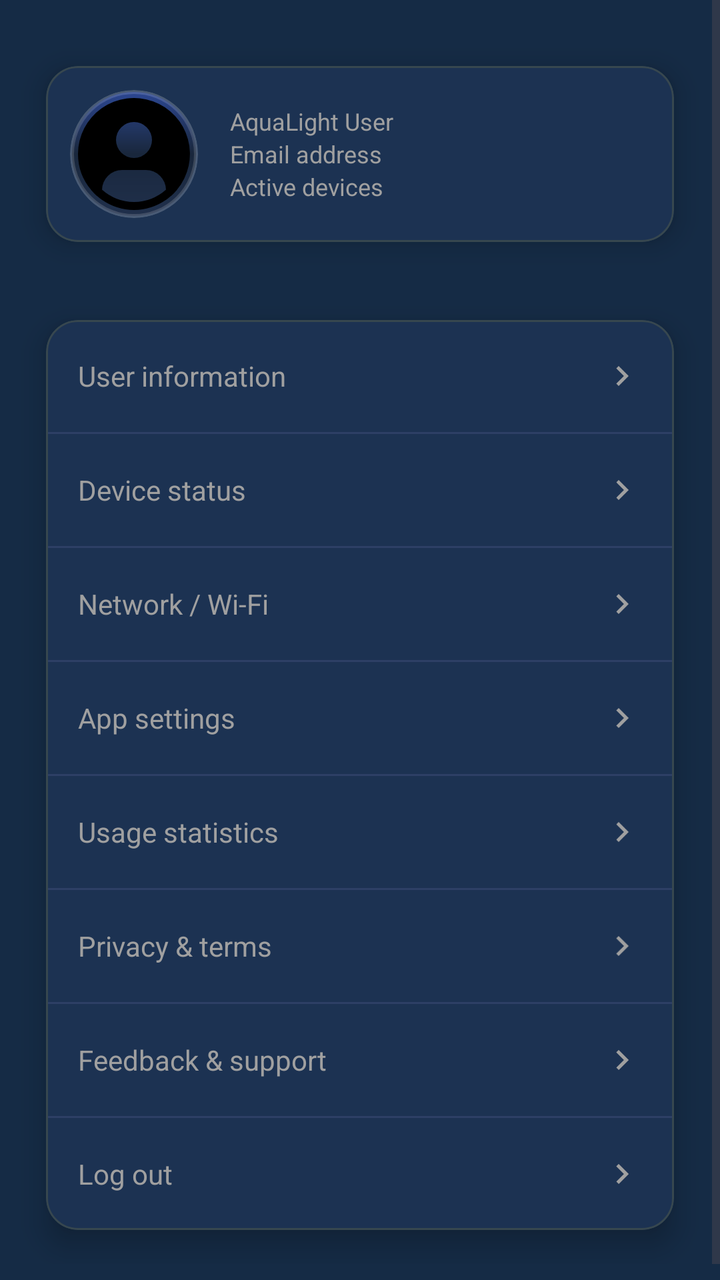
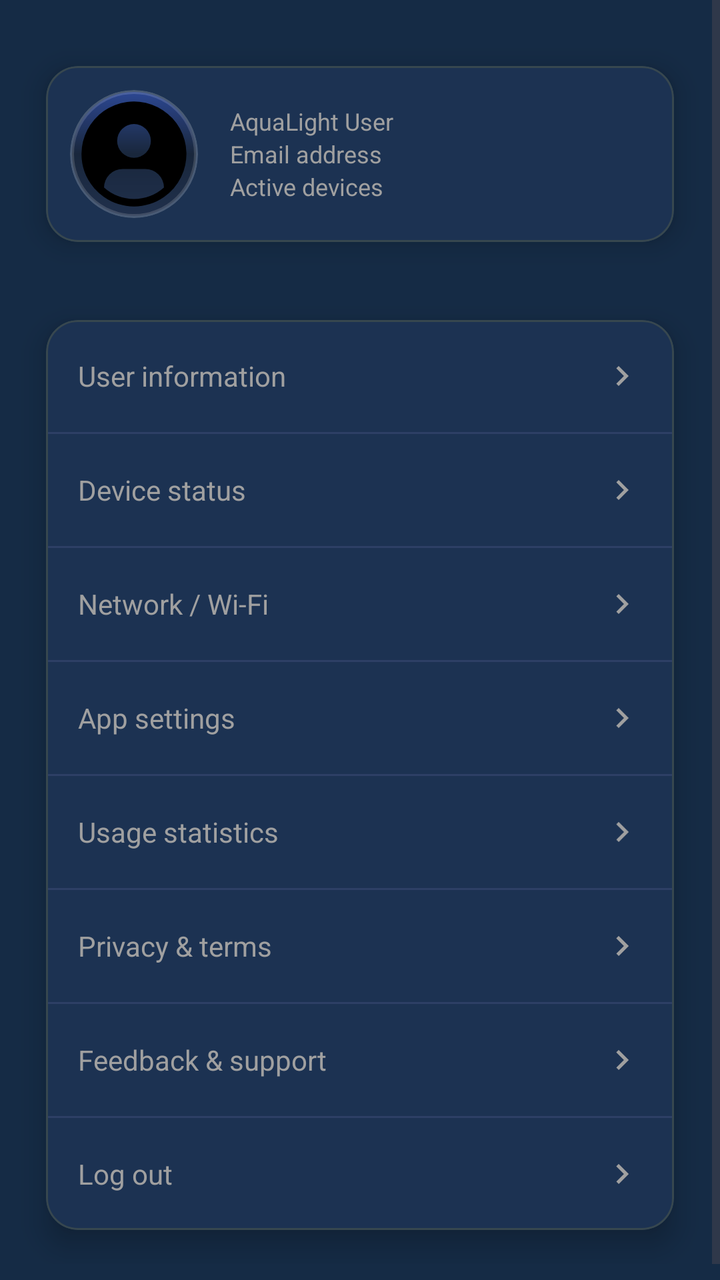

An Android layout rendered at two revisions. The XML below is the earlier revision; the diff shows what the commit changed to produce the second picture.
<!-- AndroidManifest.xml: application theme AppTheme -->
<!-- res/layout/fragment_settings.xml -->
<?xml version="1.0" encoding="utf-8"?>
<ScrollView
    xmlns:android="http://schemas.android.com/apk/res/android"
    xmlns:app="http://schemas.android.com/apk/res-auto"
    android:layout_width="match_parent"
    android:layout_height="match_parent"
    android:background="@color/background_color"
    android:fillViewport="true">

    <LinearLayout
        android:layout_width="match_parent"
        android:layout_height="wrap_content"
        android:orientation="vertical"
        android:paddingTop="16dp"
        android:paddingStart="10dp"
        android:paddingEnd="10dp"
        android:paddingBottom="16dp">

        
        <com.google.android.material.card.MaterialCardView
            android:layout_width="match_parent"
            android:layout_height="wrap_content"
			style="@style/Widget.Aqua.CardStyles"
            android:layout_marginBottom="5dp">

            <LinearLayout
                android:layout_width="match_parent"
                android:layout_height="wrap_content"
                android:orientation="horizontal"
                android:gravity="center_vertical"
                android:padding="12dp">

                <ImageView
                    android:id="@+id/ivProfilePhoto"
                    android:layout_width="64dp"
                    android:layout_height="64dp"
					android:background="@drawable/profile_background"
                    android:src="@drawable/ic_profile_placeholder"
                    android:scaleType="fitCenter"
                    
                    android:clipToOutline="true"
                    android:clickable="true"
                    android:focusable="true"
                    android:contentDescription="@string/settings_profile_photo_desc" />

                <LinearLayout
                    android:layout_width="0dp"
                    android:layout_height="wrap_content"
                    android:layout_weight="1"
                    android:layout_marginStart="16dp"
                    android:orientation="vertical">

                    <TextView
                        android:id="@+id/tvUsername"
                        android:layout_width="match_parent"
                        android:layout_height="wrap_content"
                        android:text="@string/settings_default_username"
                        android:textColor="@color/settings_text_secondary"
                        android:textSize="12sp"/>

                    <TextView
                        android:id="@+id/tvEmail"
                        android:layout_width="match_parent"
                        android:layout_height="wrap_content"
                        android:text="@string/settings_default_email"
                        android:textColor="@color/settings_text_secondary"
                        android:textSize="12sp"/>

                    <TextView
                        android:id="@+id/tvActiveDevices"
                        android:layout_width="match_parent"
                        android:layout_height="wrap_content"
                        android:text="@string/active_devices"
                        android:textColor="@color/settings_text_secondary"
                        android:textSize="12sp"/>
                </LinearLayout>
            </LinearLayout>
        </com.google.android.material.card.MaterialCardView>

        
        <com.google.android.material.card.MaterialCardView
            android:layout_width="match_parent"
            android:layout_height="wrap_content"
            style="@style/Widget.Aqua.CardStyles">

            <LinearLayout
                android:layout_width="match_parent"
                android:layout_height="wrap_content"
                android:orientation="vertical">

                
                <LinearLayout
                    android:id="@+id/rowUserInfo"
                    android:layout_width="match_parent"
                    android:layout_height="56dp"
                    android:paddingHorizontal="16dp"
                    android:gravity="center_vertical"
                    android:clickable="true"
                    android:focusable="true"
                    android:background="?android:attr/selectableItemBackground"
                    android:contentDescription="@string/settings_user_info_desc">

                    <TextView
                        android:layout_width="0dp"
                        android:layout_height="wrap_content"
                        android:layout_weight="1"
                        android:text="@string/settings_user_info"
                        android:textColor="@color/settings_text_secondary"
                        android:textSize="14sp"/>

                    <ImageView
                        android:layout_width="20dp"
                        android:layout_height="20dp"
                        android:src="@drawable/ic_arrow_right"
                        app:tint="@color/settings_text_secondary"
                        android:contentDescription="@string/settings_arrow_desc"/>
                </LinearLayout>

                <View
                    android:layout_width="match_parent"
                    android:layout_height="1dp"
                    android:background="@color/settings_divider"/>

                
                <LinearLayout
                    android:id="@+id/rowDeviceStatus"
                    android:layout_width="match_parent"
                    android:layout_height="56dp"
                    android:paddingHorizontal="16dp"
                    android:gravity="center_vertical"
                    android:clickable="true"
                    android:focusable="true"
                    android:background="?android:attr/selectableItemBackground"
                    android:contentDescription="@string/settings_device_status_desc">

                    <TextView
                        android:layout_width="0dp"
                        android:layout_height="wrap_content"
                        android:layout_weight="1"
                        android:text="@string/settings_device_status"
                        android:textColor="@color/settings_text_secondary"
                        android:textSize="14sp"/>

                    <ImageView
                        android:layout_width="20dp"
                        android:layout_height="20dp"
                        android:src="@drawable/ic_arrow_right"
                        app:tint="@color/settings_text_secondary"
                        android:contentDescription="@string/settings_arrow_desc"/>
                </LinearLayout>

                <View
                    android:layout_width="match_parent"
                    android:layout_height="1dp"
                    android:background="@color/settings_divider"/>

                
                <LinearLayout
                    android:id="@+id/rowNetwork"
                    android:layout_width="match_parent"
                    android:layout_height="56dp"
                    android:paddingHorizontal="16dp"
                    android:gravity="center_vertical"
                    android:clickable="true"
                    android:focusable="true"
                    android:background="?android:attr/selectableItemBackground"
                    android:contentDescription="@string/settings_network_desc">

                    <TextView
                        android:layout_width="0dp"
                        android:layout_height="wrap_content"
                        android:layout_weight="1"
                        android:text="@string/settings_network"
                        android:textColor="@color/settings_text_secondary"
                        android:textSize="14sp"/>

                    <ImageView
                        android:layout_width="20dp"
                        android:layout_height="20dp"
                        android:src="@drawable/ic_arrow_right"
                        app:tint="@color/settings_text_secondary"
                        android:contentDescription="@string/settings_arrow_desc"/>
                </LinearLayout>

                <View
                    android:layout_width="match_parent"
                    android:layout_height="1dp"
                    android:background="@color/settings_divider"/>

                
                <LinearLayout
                    android:id="@+id/rowSettings"
                    android:layout_width="match_parent"
                    android:layout_height="56dp"
                    android:paddingHorizontal="16dp"
                    android:gravity="center_vertical"
                    android:clickable="true"
                    android:focusable="true"
                    android:background="?android:attr/selectableItemBackground"
                    android:contentDescription="@string/settings_app_desc">

                    <TextView
                        android:layout_width="0dp"
                        android:layout_height="wrap_content"
                        android:layout_weight="1"
                        android:text="@string/settings_app"
                        android:textColor="@color/settings_text_secondary"
                        android:textSize="14sp"/>

                    <ImageView
                        android:layout_width="20dp"
                        android:layout_height="20dp"
                        android:src="@drawable/ic_arrow_right"
                        app:tint="@color/settings_text_secondary"
                        android:contentDescription="@string/settings_arrow_desc"/>
                </LinearLayout>

                <View
                    android:layout_width="match_parent"
                    android:layout_height="1dp"
                    android:background="@color/settings_divider"/>

                
                <LinearLayout
                    android:id="@+id/rowUsage"
                    android:layout_width="match_parent"
                    android:layout_height="56dp"
                    android:paddingHorizontal="16dp"
                    android:gravity="center_vertical"
                    android:clickable="true"
                    android:focusable="true"
                    android:background="?android:attr/selectableItemBackground"
                    android:contentDescription="@string/settings_usage_desc">

                    <TextView
                        android:layout_width="0dp"
                        android:layout_height="wrap_content"
                        android:layout_weight="1"
                        android:text="@string/settings_usage"
                        android:textColor="@color/settings_text_secondary"
                        android:textSize="14sp"/>

                    <ImageView
                        android:layout_width="20dp"
                        android:layout_height="20dp"
                        android:src="@drawable/ic_arrow_right"
                        app:tint="@color/settings_text_secondary"
                        android:contentDescription="@string/settings_arrow_desc"/>
                </LinearLayout>

                <View
                    android:layout_width="match_parent"
                    android:layout_height="1dp"
                    android:background="@color/settings_divider"/>

                
                <LinearLayout
                    android:id="@+id/rowPrivacy"
                    android:layout_width="match_parent"
                    android:layout_height="56dp"
                    android:paddingHorizontal="16dp"
                    android:gravity="center_vertical"
                    android:clickable="true"
                    android:focusable="true"
                    android:background="?android:attr/selectableItemBackground"
                    android:contentDescription="@string/settings_privacy_desc">

                    <TextView
                        android:layout_width="0dp"
                        android:layout_height="wrap_content"
                        android:layout_weight="1"
                        android:text="@string/settings_privacy"
                        android:textColor="@color/settings_text_secondary"
                        android:textSize="14sp"/>

                    <ImageView
                        android:layout_width="20dp"
                        android:layout_height="20dp"
                        android:src="@drawable/ic_arrow_right"
                        app:tint="@color/settings_text_secondary"
                        android:contentDescription="@string/settings_arrow_desc"/>
                </LinearLayout>

                <View
                    android:layout_width="match_parent"
                    android:layout_height="1dp"
                    android:background="@color/settings_divider"/>

                
                <LinearLayout
                    android:id="@+id/rowFeedback"
                    android:layout_width="match_parent"
                    android:layout_height="56dp"
                    android:paddingHorizontal="16dp"
                    android:gravity="center_vertical"
                    android:clickable="true"
                    android:focusable="true"
                    android:background="?android:attr/selectableItemBackground"
                    android:contentDescription="@string/settings_feedback_desc">

                    <TextView
                        android:layout_width="0dp"
                        android:layout_height="wrap_content"
                        android:layout_weight="1"
                        android:text="@string/settings_feedback"
                        android:textColor="@color/settings_text_secondary"
                        android:textSize="14sp"/>

                    <ImageView
                        android:layout_width="20dp"
                        android:layout_height="20dp"
                        android:src="@drawable/ic_arrow_right"
                        app:tint="@color/settings_text_secondary"
                        android:contentDescription="@string/settings_arrow_desc"/>
                </LinearLayout>

                <View
                    android:layout_width="match_parent"
                    android:layout_height="1dp"
                    android:background="@color/settings_divider"/>

                
                <LinearLayout
                    android:id="@+id/rowLogout"
                    android:layout_width="match_parent"
                    android:layout_height="56dp"
                    android:paddingHorizontal="16dp"
                    android:gravity="center_vertical"
                    android:clickable="true"
                    android:focusable="true"
                    android:background="?android:attr/selectableItemBackground"
                    android:contentDescription="@string/settings_logout_desc">

                    <TextView
                        android:layout_width="0dp"
                        android:layout_height="wrap_content"
                        android:layout_weight="1"
                        android:text="@string/settings_logout"
                        android:textColor="@color/settings_text_secondary"
                        android:textSize="14sp"/>

                    <ImageView
                        android:layout_width="20dp"
                        android:layout_height="20dp"
                        android:src="@drawable/ic_arrow_right"
                        app:tint="@color/settings_text_secondary"
                        android:contentDescription="@string/settings_arrow_desc"/>
                </LinearLayout>
            </LinearLayout>
        </com.google.android.material.card.MaterialCardView>
    </LinearLayout>
</ScrollView>
<!-- resources referenced by this layout -->
<resources>
  <color name="background_color">#152B45</color>
  <color name="settings_divider">#2D3F66</color>
  <color name="settings_text_secondary">#A0A0A0</color>
  <!-- drawable ic_arrow_right (drawable) -->
  <vector xmlns:android="http://schemas.android.com/apk/res/android"
      android:width="24dp"
      android:height="24dp"
      android:viewportWidth="24"
      android:viewportHeight="24">
  
      <path
          android:fillColor="#A0A0A0"
          android:pathData="M8.59,16.59L13.17,12L8.59,7.41L10,6L16,12L10,18L8.59,16.59Z"/>
  </vector>
  <!-- drawable profile_background (drawable) -->
  <?xml version="1.0" encoding="utf-8"?>
  <layer-list xmlns:android="http://schemas.android.com/apk/res/android">
  
      
      <item>
          <shape android:shape="oval">
              <gradient
                  android:type="linear"
                  android:angle="270"
                  android:startColor="#1E3A8A"
                  android:centerColor="#0A192F"
                  android:endColor="#112240" />
              <stroke
                  android:width="2dp"
                  android:color="#33FFFFFF" />
          </shape>
      </item>
  
      
      <item android:top="2dp" android:left="2dp" android:right="2dp" android:bottom="2dp">
          <shape android:shape="oval">
              <solid android:color="#10FFFFFF" />
          </shape>
      </item>
  </layer-list>
  <string name="active_devices">Active devices</string>
  <string name="settings_app">App settings</string>
  <string name="settings_app_desc">Manage theme, language and general settings</string>
  <string name="settings_arrow_desc">Go to details</string>
  <string name="settings_default_email">Email address</string>
  <string name="settings_default_username">AquaLight User</string>
  <string name="settings_device_status">Device status</string>
  <string name="settings_device_status_desc">View the status of connected devices</string>
  <string name="settings_feedback">Feedback &amp; support</string>
  <string name="settings_feedback_desc">Send feedback or get support</string>
  <string name="settings_logout">Log out</string>
  <string name="settings_logout_desc">Sign out of your account</string>
  <string name="settings_network">Network / Wi-Fi</string>
  <string name="settings_network_desc">Configure network and connection settings</string>
  <string name="settings_privacy">Privacy &amp; terms</string>
  <string name="settings_privacy_desc">View privacy policy and terms of use</string>
  <string name="settings_profile_photo_desc">Profile photo</string>
  <string name="settings_usage">Usage statistics</string>
  <string name="settings_usage_desc">View app usage statistics</string>
  <string name="settings_user_info">User information</string>
  <string name="settings_user_info_desc">View and edit user information</string>
  <style name="Widget.Aqua.CardStyles" parent="Widget.MaterialComponents.CardView">
          <item name="cardBackgroundColor">@color/settings_card_background</item>
          <item name="cardCornerRadius">16dp</item>
          <item name="cardElevation">8dp</item>
          <item name="cardUseCompatPadding">true</item>
      </style>
  <color name="settings_card_background">#1C3252</color>
  <color name="md_theme_light_primary">#2196F3</color>
  <color name="md_theme_light_onPrimary">#FFFFFF</color>
  <color name="md_theme_light_secondary">#4A6363</color>
  <color name="md_theme_light_onSecondary">#FFFFFF</color>
  <color name="md_theme_light_background">#152B45</color>
  <color name="md_theme_light_surface">#152B45</color>
  <color name="md_theme_light_onSurface">#E0E6ED</color>
  <color name="md_theme_light_surfaceVariant">#233042</color>
  <color name="md_theme_light_onSurfaceVariant">#5C6B75</color>
  <color name="md_theme_light_outline">#455A64</color>
  <color name="md_theme_light_outlineVariant">#37474F</color>
  <color name="md_theme_light_error">#D32F2F</color>
  <color name="md_theme_light_onError">#FFFFFF</color>
  <!-- unchanged entries left out for length: 2 -->
</resources>

<!-- the commit's change to res/layout/fragment_settings.xml (unified diff, before → after) -->
@@ -34,6 +34,7 @@
                     android:id="@+id/ivProfilePhoto"
                     android:layout_width="64dp"
                     android:layout_height="64dp"
+					android:padding="2dp"
 					android:background="@drawable/profile_background"
                     android:src="@drawable/ic_profile_placeholder"
                     android:scaleType="fitCenter"
